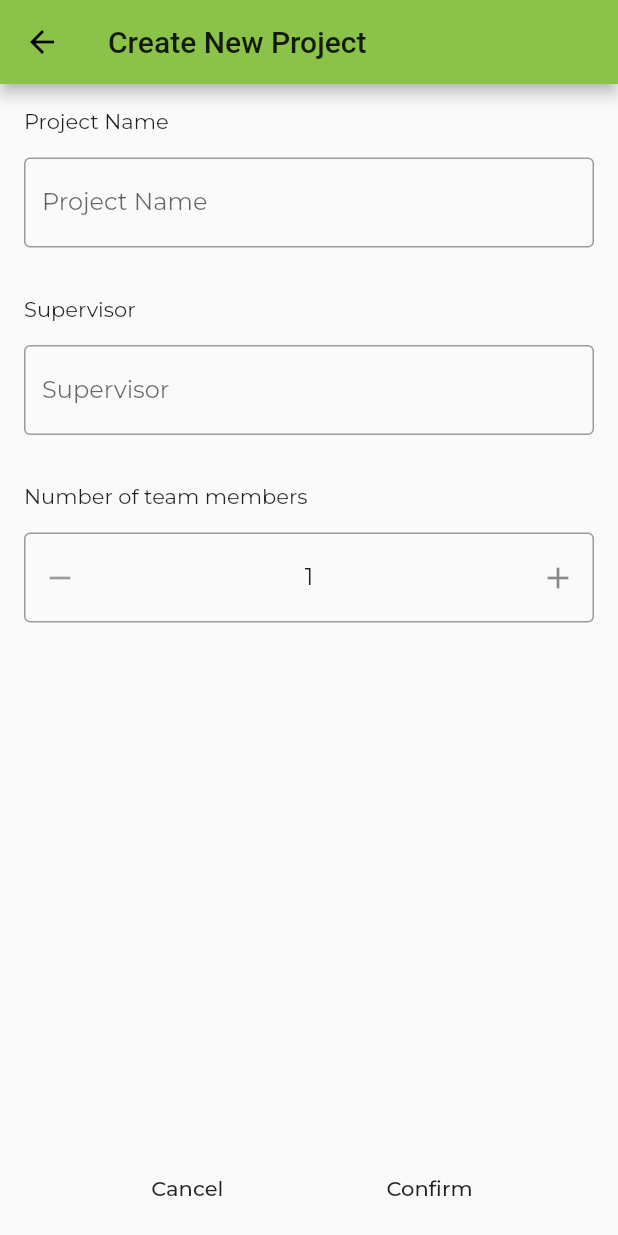
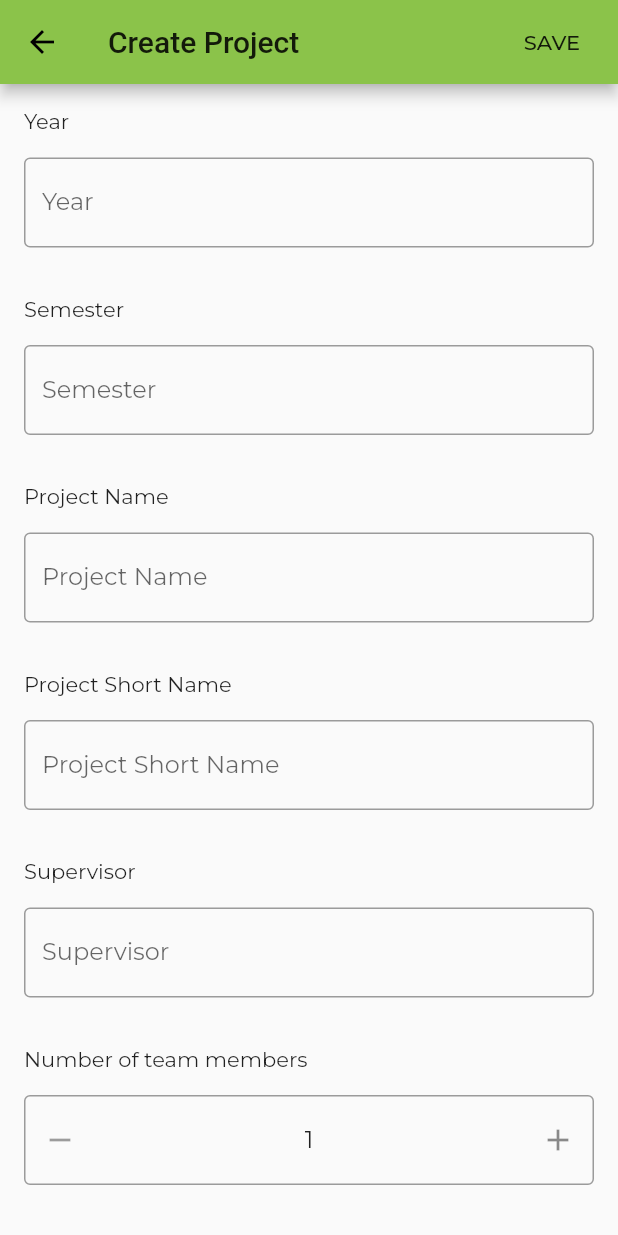
Before and after one commit to viniciusbenite/makerlab2020, a Flutter app: the CreateProject screen opened by its route, on a phone screen of 412 x 824 dp. Run offline on Flutter 3.47's test engine with Material 2 defaults, Android fonts, the light colour scheme and no system bars; drawn by our look-alikes of flutter_spinbox; our stand-ins replace convert, google_fonts; network calls fail.

Commit message:
create project updatge

```diff
--- a/makerlab/lib/screens/create.dart
+++ b/makerlab/lib/screens/create.dart
@@ -13,11 +13,45 @@ class _CreateProjectState extends State<CreateProject> {
   String supervisor;
   int numberOfTeamMembers;
 
+  Widget _box(String label) => Container(
+        child: Column(
+          crossAxisAlignment: CrossAxisAlignment.start,
+          children: [
+            Container(
+              padding: EdgeInsets.only(left: 16.0, top: 16.0),
+              child: Text(
+                label,
+                textAlign: TextAlign.start,
+              ),
+            ),
+            Container(
+              padding: EdgeInsets.all(16.0),
+              child: TextFormField(
+                cursorColor: Theme.of(context).cursorColor,
+                decoration: InputDecoration(
+                  labelText: label,
+                  border: OutlineInputBorder(),
+                ),
+                onChanged: (text) {
+                  setState(() {});
+                },
+              ),
+            )
+          ],
+        ),
+      );
+
   @override
   Widget build(BuildContext context) {
     return Scaffold(
       appBar: AppBar(
-        title: Text('Create New Project'),
+        title: Text('Create Project'),
+        actions: [
+          FlatButton(
+            child: Text('SAVE'),
+            onPressed: () {},
+          )
+        ],
       ),
       body: Stack(
         children: [
@@ -27,49 +61,11 @@ class _CreateProjectState extends State<CreateProject> {
               mainAxisSize: MainAxisSize.max,
               crossAxisAlignment: CrossAxisAlignment.start,
               children: [
-                Container(
-                  padding: EdgeInsets.only(left: 16.0, top: 16.0),
-                  child: Text(
-                    'Project Name',
-                    textAlign: TextAlign.start,
-                  ),
-                ),
-                Container(
-                  padding: EdgeInsets.all(16.0),
-                  child: TextFormField(
-                    cursorColor: Theme.of(context).cursorColor,
-                    decoration: InputDecoration(
-                      labelText: 'Project Name',
-                      border: OutlineInputBorder(),
-                    ),
-                    onChanged: (text) {
-                      setState(() {
-                        projectName = text;
-                      });
-                    },
-                  ),
-                ),
-                Container(
-                  padding: EdgeInsets.only(left: 16.0, top: 16.0),
-                  child: Text(
-                    'Supervisor',
-                  ),
-                ),
-                Container(
-                  padding: EdgeInsets.all(16.0),
-                  child: TextFormField(
-                    cursorColor: Theme.of(context).cursorColor,
-                    decoration: InputDecoration(
-                      labelText: 'Supervisor',
-                      border: OutlineInputBorder(),
-                    ),
-                    onChanged: (text) {
-                      setState(() {
-                        supervisor = text;
-                      });
-                    },
-                  ),
-                ),
+                _box("Year"),
+                _box("Semester"),
+                _box("Project Name"),
+                _box("Project Short Name"),
+                _box("Supervisor"),
                 Container(
                   padding: EdgeInsets.only(left: 16.0, top: 16.0),
                   child: Text(
@@ -91,32 +87,6 @@ class _CreateProjectState extends State<CreateProject> {
               ],
             ),
           ),
-          Positioned(
-            child: Align(
-              alignment: FractionalOffset.bottomCenter,
-              child: Padding(
-                padding: const EdgeInsets.all(8.0),
-                child: Row(
-                  mainAxisSize: MainAxisSize.max,
-                  mainAxisAlignment: MainAxisAlignment.spaceEvenly,
-                  children: [
-                    FlatButton(
-                      onPressed: () {
-                        Navigator.of(context).pop();
-                      },
-                      child: Text('Cancel'),
-                    ),
-                    FlatButton(
-                      onPressed: () async {
-                        //TODO: add new project
-                      },
-                      child: Text('Confirm'),
-                    ),
-                  ],
-                ),
-              ),
-            ),
-          ),
         ],
       ),
     );
```
